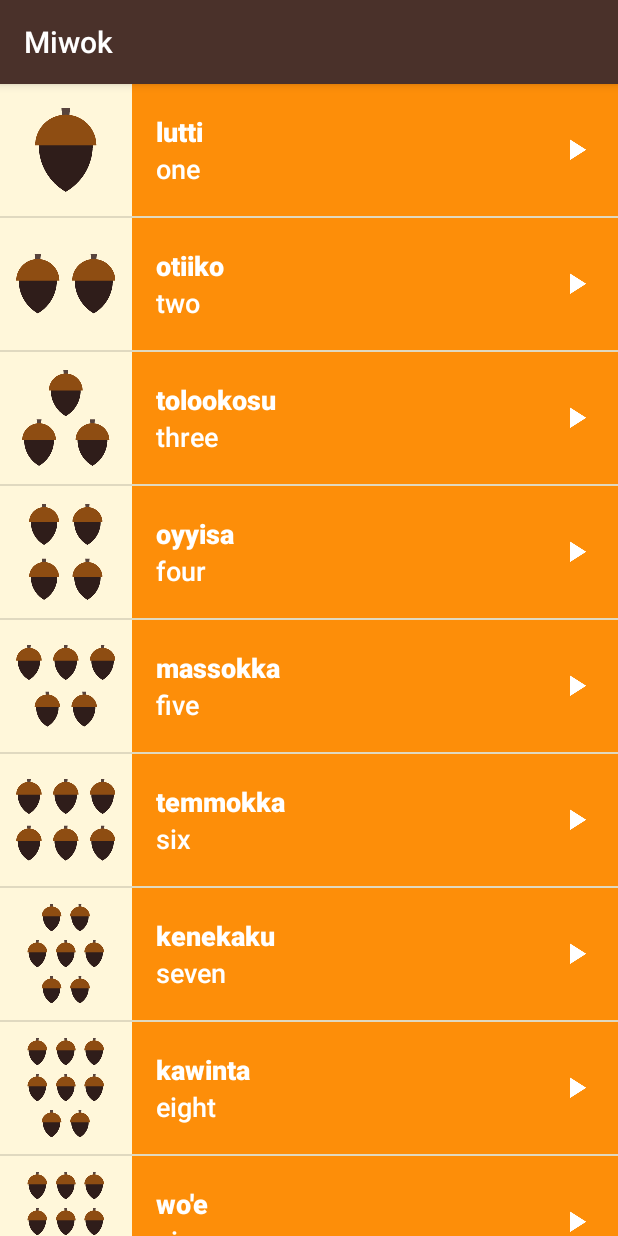
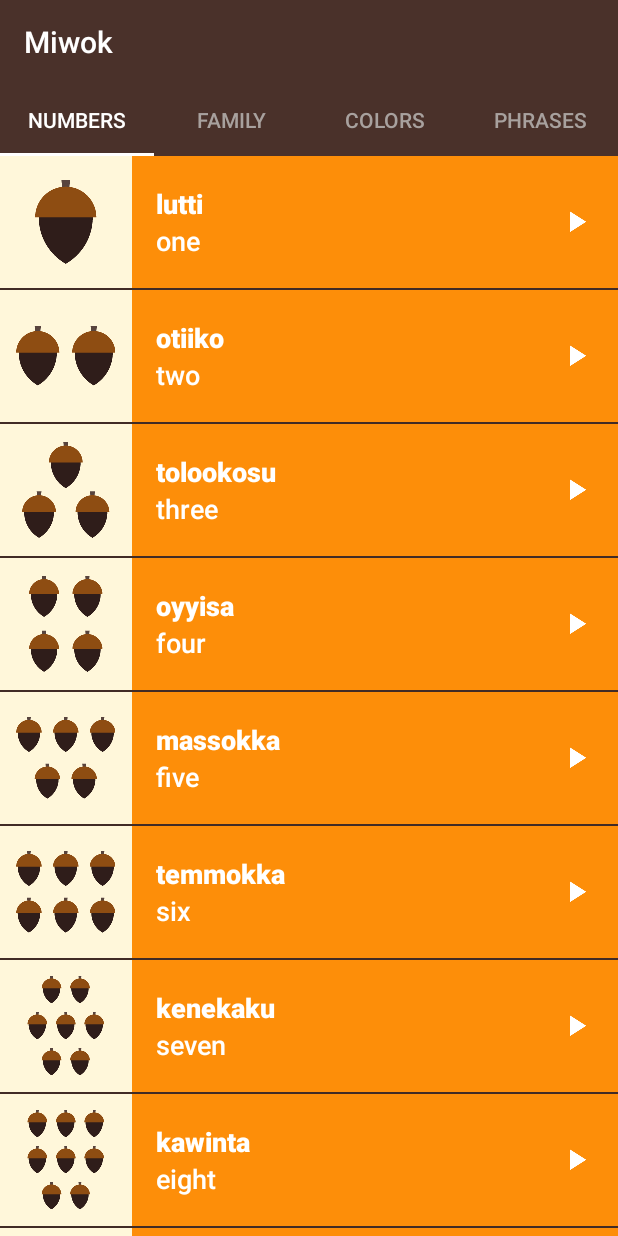
Before and after one commit to Homeye/Udacity-Android-Basics-Nanodegree-by-Google, an Android app: the screen it shows after launch (MainActivity), on a phone screen of 412 x 824 dp. Run offline under Robolectric (Android 15) with nearby library versions, the phone set to English and light mode, and no system bars.

Commit message:
added tabs to the viewpager app finished

```diff
--- a/MiwokWithFragments/app/src/main/java/com/example/android/miwokwithfragments/CategoryAdapter.java
+++ b/MiwokWithFragments/app/src/main/java/com/example/android/miwokwithfragments/CategoryAdapter.java
@@ -1,13 +1,17 @@
 package com.example.android.miwokwithfragments;
 
+import android.content.Context;
 import android.support.v4.app.Fragment;
 import android.support.v4.app.FragmentManager;
 import android.support.v4.app.FragmentPagerAdapter;
 
 public class CategoryAdapter extends FragmentPagerAdapter {
 
-    public CategoryAdapter(FragmentManager fm) {
+    private Context mContext;
+
+    public CategoryAdapter(Context context, FragmentManager fm) {
         super(fm);
+        mContext = context;
     }
 
     @Override
@@ -27,4 +31,17 @@ public class CategoryAdapter extends FragmentPagerAdapter {
     public int getCount() {
         return 4;
     }
+
+    @Override
+    public CharSequence getPageTitle(int position) {
+        if (position == 0) {
+            return mContext.getString(R.string.category_numbers);
+        } else if (position == 1) {
+            return mContext.getString(R.string.category_family);
+        } else if (position == 2) {
+            return mContext.getString(R.string.category_colors);
+        } else {
+            return mContext.getString(R.string.category_phrases);
+        }
+    }
 }
--- a/MiwokWithFragments/app/src/main/java/com/example/android/miwokwithfragments/MainActivity.java
+++ b/MiwokWithFragments/app/src/main/java/com/example/android/miwokwithfragments/MainActivity.java
@@ -16,6 +16,7 @@
 package com.example.android.miwokwithfragments;
 
 import android.os.Bundle;
+import android.support.design.widget.TabLayout;
 import android.support.v4.view.ViewPager;
 import android.support.v7.app.AppCompatActivity;
 
@@ -25,7 +26,6 @@ public class MainActivity extends AppCompatActivity {
     protected void onCreate(Bundle savedInstanceState) {
         super.onCreate(savedInstanceState);
 
-
         // Set the content of the activity to use the activity_main.xml layout file
         setContentView(R.layout.activity_main);
 
@@ -33,9 +33,19 @@ public class MainActivity extends AppCompatActivity {
         ViewPager viewPager = (ViewPager) findViewById(R.id.viewpager);
 
         // Create an adapter that knows which fragment should be shown on each page
-        CategoryAdapter adapter = new CategoryAdapter(getSupportFragmentManager());
+        CategoryAdapter adapter = new CategoryAdapter(this, getSupportFragmentManager());
 
         // Set the adapter onto the view pager
         viewPager.setAdapter(adapter);
+
+        // Find the tab layout that shows the tabs
+        TabLayout tabLayout = (TabLayout) findViewById(R.id.tabs);
+
+        // Connect the tab layout with the view pager. This will
+        //   1. Update the tab layout when the view pager is swiped
+        //   2. Update the view pager when a tab is selected
+        //   3. Set the tab layout's tab names with the view pager's adapter's titles
+        //      by calling onPageTitle()
+        tabLayout.setupWithViewPager(viewPager);
     }
 }
--- a/MiwokWithFragments/app/src/main/res/layout/activity_main.xml
+++ b/MiwokWithFragments/app/src/main/res/layout/activity_main.xml
@@ -16,9 +16,15 @@
     xmlns:tools="http://schemas.android.com/tools"
     android:layout_width="match_parent"
     android:layout_height="match_parent"
-    android:background="@color/tan_background"
+    android:background="@color/primary_color"
     android:orientation="vertical"
     tools:context="com.example.android.miwokwithfragments.MainActivity">
+
+    <android.support.design.widget.TabLayout
+        android:id="@+id/tabs"
+        style="@style/CategoryTab"
+        android:layout_width="match_parent"
+        android:layout_height="wrap_content" />
 
     <android.support.v4.view.ViewPager
         android:id="@+id/viewpager"
--- a/MiwokWithFragments/app/src/main/res/values/strings.xml
+++ b/MiwokWithFragments/app/src/main/res/values/strings.xml
@@ -26,5 +26,5 @@
     <string name="category_numbers">Numbers</string>
 
     <!-- Category name for the vocabulary words for family members [CHAR LIMIT=20] -->
-    <string name="category_family">Family Members</string>
+    <string name="category_family">Family</string>
 </resources>
--- a/MiwokWithFragments/app/src/main/res/values/styles.xml
+++ b/MiwokWithFragments/app/src/main/res/values/styles.xml
@@ -18,6 +18,8 @@
     <style name="AppTheme" parent="Theme.AppCompat.Light.DarkActionBar">
         <item name="colorPrimary">@color/primary_color</item>
         <item name="colorPrimaryDark">@color/primary_dark_color</item>
+        <item name="actionBarStyle">@style/MiwokAppBarStyle</item>
+        <item name="android:windowContentOverlay">@null</item>
     </style>
 
     <!-- Style for a category of vocabulary words -->
@@ -30,4 +32,22 @@
         <item name="android:textStyle">bold</item>
         <item name="android:textAppearance">?android:textAppearanceMedium</item>
     </style>
+
+    <!-- Style for a tab that displays a category name -->
+    <style name="CategoryTab" parent="Widget.Design.TabLayout">
+        <item name="tabIndicatorColor">@android:color/white</item>
+        <item name="tabSelectedTextColor">@android:color/white</item>
+        <item name="tabTextAppearance">@style/CategoryTabTextAppearance</item>
+    </style>
+
+    <!-- App bar style -->
+    <style name="MiwokAppBarStyle" parent="@style/Widget.AppCompat.Light.ActionBar.Solid.Inverse">
+        <!-- Remove the shadow below the app bar -->
+        <item name="elevation">0dp</item>
+    </style>
+
+    <!-- Text appearance style for a category tab -->
+    <style name="CategoryTabTextAppearance" parent="TextAppearance.Design.Tab">
+        <item name="android:textColor">#A8A19E</item>
+    </style>
 </resources>
```
